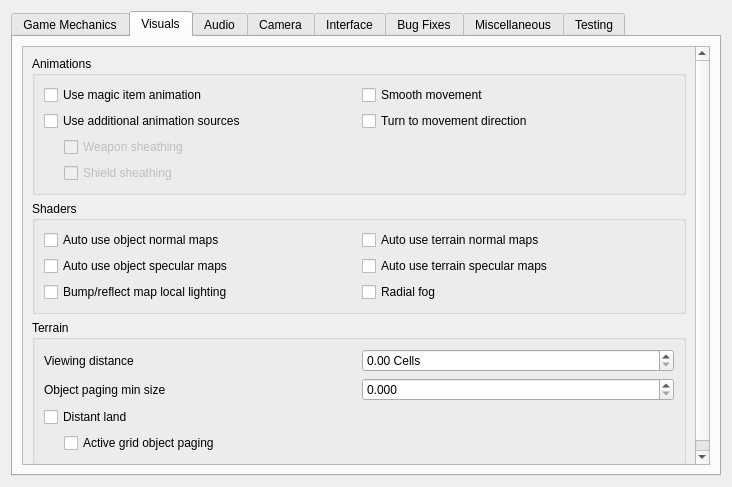
This is files/ui/advancedpage.ui in sunhawken/openmw as Qt 5 draws it before an edit. The edited form follows.
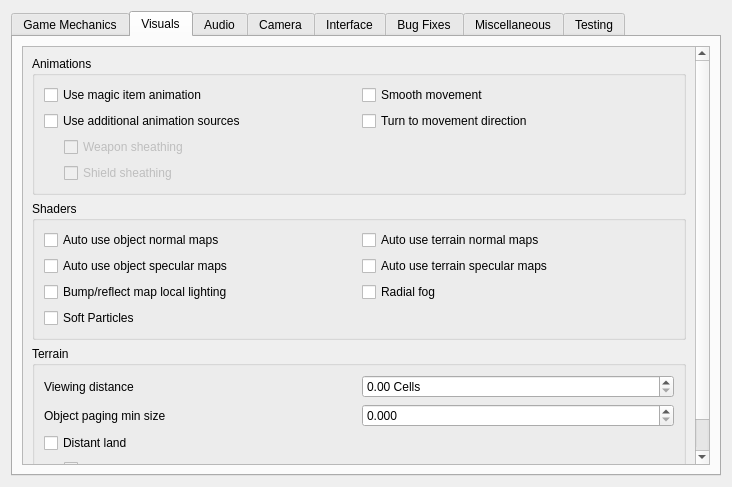
This is the edited form. The open tabs and pages were chosen to show the change.

Diff of the .ui file:
```diff
--- a/files/ui/advancedpage.ui
+++ b/files/ui/advancedpage.ui
@@ -444,6 +444,16 @@
                 </property>
                </widget>
               </item>
+              <item row="3" column="0">
+               <widget class="QCheckBox" name="softParticlesCheckBox">
+                <property name="toolTip">
+                 <string>&lt;html&gt;&lt;head/&gt;&lt;body&gt;&lt;p&gt;Enables soft particles for particle effects. This technique softens the intersection between individual particles and other opaque geometry by blending between them.&lt;/p&gt;&lt;/body&gt;&lt;/html&gt;</string>
+                </property>
+                <property name="text">
+                 <string>Soft Particles</string>
+                </property>
+               </widget>
+              </item>
              </layout>
             </widget>
            </item>
```
